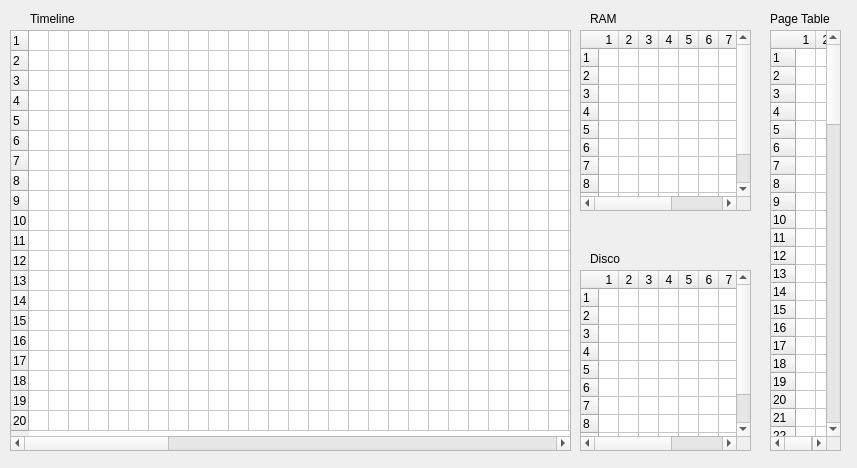
Above: src/simulator/simulationdialog.ui from tysm/ossim before the change. Below: the same form after it.
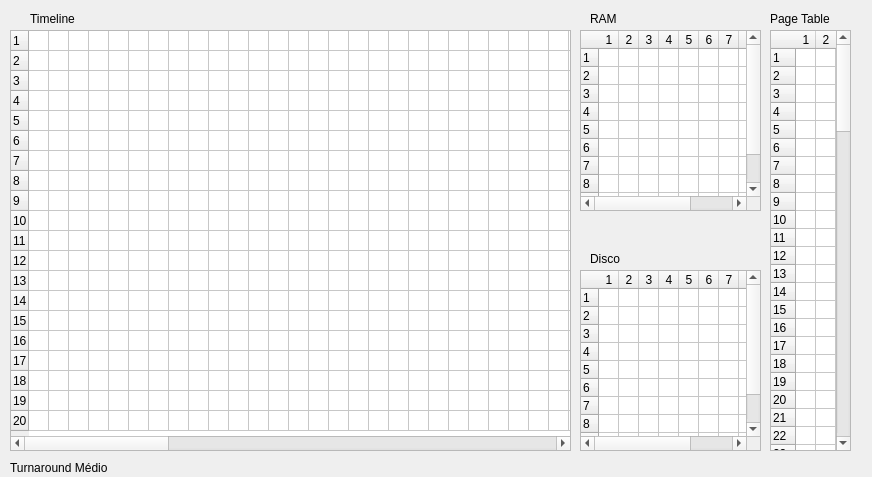
That is the form after the change.

```diff
--- a/src/simulator/simulationdialog.ui
+++ b/src/simulator/simulationdialog.ui
@@ -6,8 +6,8 @@
    <rect>
     <x>0</x>
     <y>0</y>
-    <width>857</width>
-    <height>468</height>
+    <width>872</width>
+    <height>477</height>
    </rect>
   </property>
   <property name="windowTitle">
@@ -181,7 +181,7 @@
     <rect>
      <x>580</x>
      <y>30</y>
-     <width>171</width>
+     <width>181</width>
      <height>181</height>
     </rect>
    </property>
@@ -238,7 +238,7 @@
     <rect>
      <x>580</x>
      <y>270</y>
-     <width>171</width>
+     <width>181</width>
      <height>181</height>
     </rect>
    </property>
@@ -334,7 +334,7 @@
     <rect>
      <x>770</x>
      <y>30</y>
-     <width>71</width>
+     <width>81</width>
      <height>421</height>
     </rect>
    </property>
@@ -466,6 +466,19 @@
     <string>Page Table</string>
    </property>
   </widget>
+  <widget class="QLabel" name="responseLabel">
+   <property name="geometry">
+    <rect>
+     <x>10</x>
+     <y>460</y>
+     <width>281</width>
+     <height>16</height>
+    </rect>
+   </property>
+   <property name="text">
+    <string>Turnaround Médio</string>
+   </property>
+  </widget>
  </widget>
  <resources/>
  <connections/>
```
Left out of the diff: 4 changed lines with no effect on the pictures.
